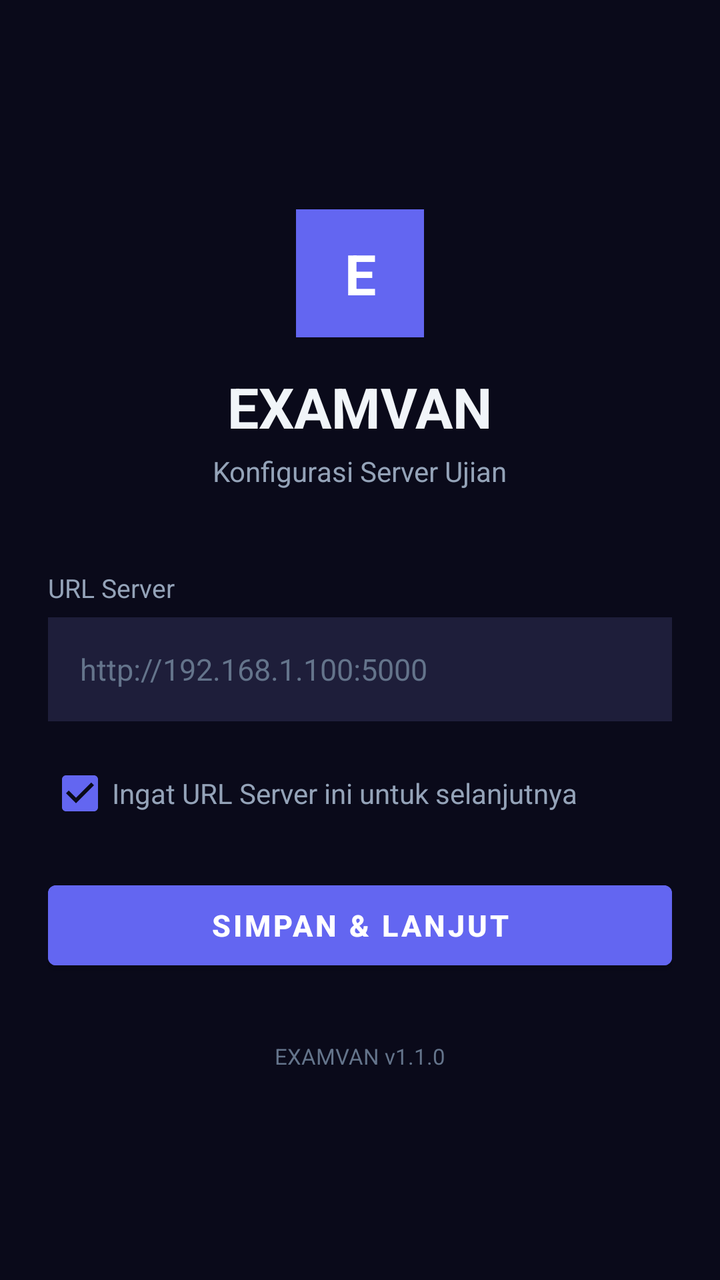
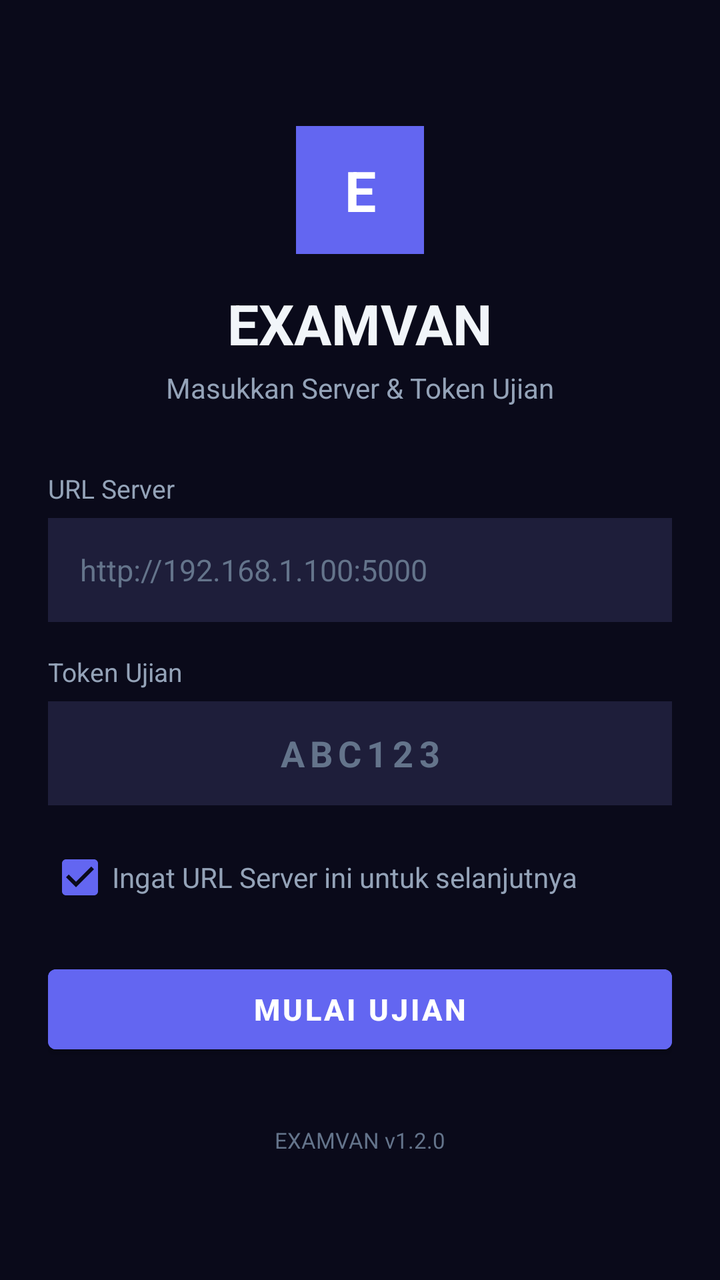

The first picture is an Android layout as it rendered before a commit; the second is the same layout after the commit. The layout source and the unified diff follow.
<!-- AndroidManifest.xml: application theme Theme.ExamVan -->
<!-- res/layout/activity_server_config.xml -->
<?xml version="1.0" encoding="utf-8"?>
<androidx.constraintlayout.widget.ConstraintLayout
    xmlns:android="http://schemas.android.com/apk/res/android"
    xmlns:app="http://schemas.android.com/apk/res-auto"
    android:layout_width="match_parent"
    android:layout_height="match_parent"
    android:background="@color/background"
    android:padding="24dp">

    <LinearLayout
        android:layout_width="0dp"
        android:layout_height="wrap_content"
        android:orientation="vertical"
        android:gravity="center_horizontal"
        app:layout_constraintTop_toTopOf="parent"
        app:layout_constraintBottom_toBottomOf="parent"
        app:layout_constraintStart_toStartOf="parent"
        app:layout_constraintEnd_toEndOf="parent"
        app:layout_constraintWidth_max="400dp">

        
        <TextView
            android:layout_width="64dp"
            android:layout_height="64dp"
            android:gravity="center"
            android:text="E"
            android:textSize="28sp"
            android:textColor="@color/on_primary"
            android:textStyle="bold"
            android:background="@color/primary"
            android:layout_marginBottom="16dp" />

        <TextView
            android:layout_width="wrap_content"
            android:layout_height="wrap_content"
            android:text="EXAMVAN"
            android:textSize="28sp"
            android:textStyle="bold"
            android:textColor="@color/on_surface"
            android:layout_marginBottom="4dp" />

        <TextView
            android:layout_width="wrap_content"
            android:layout_height="wrap_content"
            android:text="Konfigurasi Server Ujian"
            android:textSize="14sp"
            android:textColor="@color/text_secondary"
            android:layout_marginBottom="40dp" />

        
        <TextView
            android:layout_width="match_parent"
            android:layout_height="wrap_content"
            android:text="@string/label_server_url"
            android:textSize="13sp"
            android:textColor="@color/text_secondary"
            android:layout_marginBottom="6dp" />

        <EditText
            android:id="@+id/etServerUrl"
            android:layout_width="match_parent"
            android:layout_height="52dp"
            android:hint="@string/hint_server_url"
            android:inputType="textUri"
            android:textSize="15sp"
            android:textColor="@color/on_surface"
            android:textColorHint="@color/text_muted"
            android:background="@color/surface_variant"
            android:paddingHorizontal="16dp"
            android:singleLine="true"
            android:layout_marginBottom="12dp" />

        
        <CheckBox
            android:id="@+id/cbRememberUrl"
            android:layout_width="match_parent"
            android:layout_height="wrap_content"
            android:text="@string/cb_remember_url"
            android:textSize="14sp"
            android:textColor="@color/text_secondary"
            android:checked="true"
            android:buttonTint="@color/primary"
            android:layout_marginBottom="8dp" />

        
        <TextView
            android:id="@+id/tvError"
            android:layout_width="match_parent"
            android:layout_height="wrap_content"
            android:textSize="13sp"
            android:textColor="@color/danger"
            android:visibility="gone"
            android:layout_marginBottom="8dp" />

        
        <ProgressBar
            android:id="@+id/progressLoading"
            android:layout_width="32dp"
            android:layout_height="32dp"
            android:visibility="gone"
            android:indeterminateTint="@color/primary"
            android:layout_marginBottom="12dp" />

        
        <Button
            android:id="@+id/btnConnect"
            android:layout_width="match_parent"
            android:layout_height="52dp"
            android:text="@string/btn_connect"
            android:textSize="15sp"
            android:textStyle="bold"
            android:backgroundTint="@color/primary"
            android:textColor="@color/on_primary"
            android:layout_marginTop="8dp" />

        <TextView
            android:layout_width="wrap_content"
            android:layout_height="wrap_content"
            android:text="EXAMVAN v1.1.0"
            android:textSize="11sp"
            android:textColor="@color/text_muted"
            android:layout_marginTop="32dp" />

    </LinearLayout>

</androidx.constraintlayout.widget.ConstraintLayout>
<!-- resources referenced by this layout -->
<resources>
  <color name="background">#0A0A1A</color>
  <color name="danger">#EF4444</color>
  <color name="on_primary">#FFFFFF</color>
  <color name="on_surface">#F1F5F9</color>
  <color name="primary">#6366F1</color>
  <color name="surface_variant">#1E1E3A</color>
  <color name="text_muted">#64748B</color>
  <color name="text_secondary">#94A3B8</color>
  <string name="btn_connect">Simpan &amp; Lanjut</string>
  <string name="cb_remember_url">Ingat URL Server ini untuk selanjutnya</string>
  <string name="hint_server_url">http://192.168.1.100:5000</string>
  <string name="label_server_url">URL Server</string>
  <style name="Theme.ExamVan" parent="Theme.MaterialComponents.DayNight.NoActionBar">
          <item name="colorPrimary">@color/primary</item>
          <item name="colorPrimaryDark">@color/primary_dark</item>
          <item name="colorPrimaryVariant">@color/primary_variant</item>
          <item name="colorOnPrimary">@color/on_primary</item>
          <item name="android:colorBackground">@color/background</item>
          <item name="colorSurface">@color/surface</item>
          <item name="colorOnSurface">@color/on_surface</item>
          <item name="android:statusBarColor">@color/background</item>
          <item name="android:navigationBarColor">@color/background</item>
          <item name="android:windowLightStatusBar">false</item>
      </style>
  <color name="primary_dark">#4F46E5</color>
  <color name="primary_variant">#8B5CF6</color>
  <color name="surface">#12122A</color>
</resources>

<!-- the commit's change to res/layout/activity_server_config.xml (unified diff, before → after) -->
@@ -42,10 +42,10 @@
         <TextView
             android:layout_width="wrap_content"
             android:layout_height="wrap_content"
-            android:text="Konfigurasi Server Ujian"
+            android:text="Masukkan Server &amp; Token Ujian"
             android:textSize="14sp"
             android:textColor="@color/text_secondary"
-            android:layout_marginBottom="40dp" />
+            android:layout_marginBottom="32dp" />
 
         
         <TextView
@@ -68,6 +68,33 @@
             android:background="@color/surface_variant"
             android:paddingHorizontal="16dp"
             android:singleLine="true"
+            android:layout_marginBottom="16dp" />
+
+        
+        <TextView
+            android:layout_width="match_parent"
+            android:layout_height="wrap_content"
+            android:text="@string/label_token"
+            android:textSize="13sp"
+            android:textColor="@color/text_secondary"
+            android:layout_marginBottom="6dp" />
+
+        <EditText
+            android:id="@+id/etToken"
+            android:layout_width="match_parent"
+            android:layout_height="52dp"
+            android:hint="@string/hint_token"
+            android:inputType="textCapCharacters"
+            android:textSize="18sp"
+            android:textStyle="bold"
+            android:textColor="@color/on_surface"
+            android:textColorHint="@color/text_muted"
+            android:background="@color/surface_variant"
+            android:paddingHorizontal="16dp"
+            android:singleLine="true"
+            android:letterSpacing="0.15"
+            android:gravity="center"
+            android:maxLength="6"
             android:layout_marginBottom="12dp" />
 
         
@@ -90,6 +117,7 @@
             android:textSize="13sp"
             android:textColor="@color/danger"
             android:visibility="gone"
+            android:gravity="center"
             android:layout_marginBottom="8dp" />
 
         
@@ -106,7 +134,7 @@
             android:id="@+id/btnConnect"
             android:layout_width="match_parent"
             android:layout_height="52dp"
-            android:text="@string/btn_connect"
+            android:text="@string/btn_start_exam"
             android:textSize="15sp"
             android:textStyle="bold"
             android:backgroundTint="@color/primary"
@@ -116,7 +144,7 @@
         <TextView
             android:layout_width="wrap_content"
             android:layout_height="wrap_content"
-            android:text="EXAMVAN v1.1.0"
+            android:text="EXAMVAN v1.2.0"
             android:textSize="11sp"
             android:textColor="@color/text_muted"
             android:layout_marginTop="32dp" />
<!-- resource entries referenced after the edit -->
@@ -8,10 +8,12 @@
   <color name="surface_variant">#1E1E3A</color>
   <color name="text_muted">#64748B</color>
   <color name="text_secondary">#94A3B8</color>
-  <string name="btn_connect">Simpan &amp; Lanjut</string>
+  <string name="btn_start_exam">Mulai Ujian</string>
   <string name="cb_remember_url">Ingat URL Server ini untuk selanjutnya</string>
   <string name="hint_server_url">http://192.168.1.100:5000</string>
+  <string name="hint_token">ABC123</string>
   <string name="label_server_url">URL Server</string>
+  <string name="label_token">Token Ujian</string>
   <style name="Theme.ExamVan" parent="Theme.MaterialComponents.DayNight.NoActionBar">
           <item name="colorPrimary">@color/primary</item>
           <item name="colorPrimaryDark">@color/primary_dark</item>
